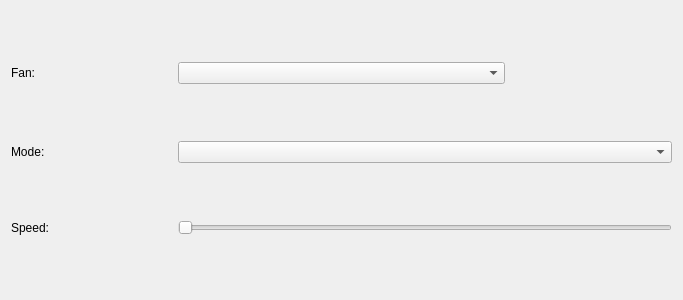
This is qt/OpenRGBFanPage.ui in fjardon/OpenRGB as Qt 5 draws it before an edit. The edited form follows.
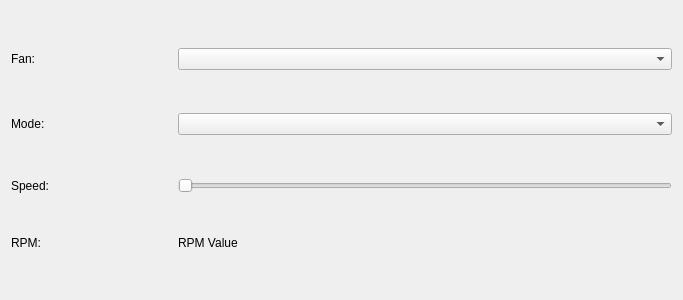
This is the edited form.

Commit message: Add RPM value display for selected fan

The edit to the form file:
```diff
--- a/qt/OpenRGBFanPage.ui
+++ b/qt/OpenRGBFanPage.ui
@@ -21,6 +21,9 @@
      </property>
     </widget>
    </item>
+   <item row="0" column="1" colspan="3">
+    <widget class="QComboBox" name="FanBox"/>
+   </item>
    <item row="0" column="0">
     <widget class="QLabel" name="FanLabel">
      <property name="text">
@@ -38,8 +41,12 @@
      </property>
     </widget>
    </item>
-   <item row="0" column="1" colspan="2">
-    <widget class="QComboBox" name="FanBox"/>
+   <item row="4" column="0">
+    <widget class="QLabel" name="RPMLabel">
+     <property name="text">
+      <string>RPM:</string>
+     </property>
+    </widget>
    </item>
    <item row="2" column="0">
     <widget class="QLabel" name="ModeLabel">
@@ -48,6 +55,19 @@
      </property>
     </widget>
    </item>
+   <item row="4" column="1" colspan="3">
+    <widget class="QLabel" name="RPMValue">
+     <property name="sizePolicy">
+      <sizepolicy hsizetype="Preferred" vsizetype="Fixed">
+       <horstretch>0</horstretch>
+       <verstretch>0</verstretch>
+      </sizepolicy>
+     </property>
+     <property name="text">
+      <string>RPM Value</string>
+     </property>
+    </widget>
+   </item>
   </layout>
  </widget>
  <resources/>
```
The commit also changes 2 other files.
